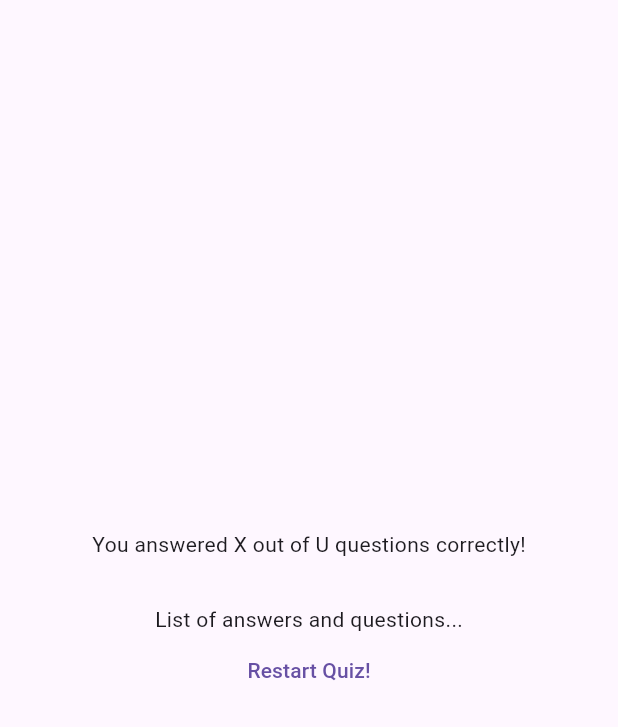
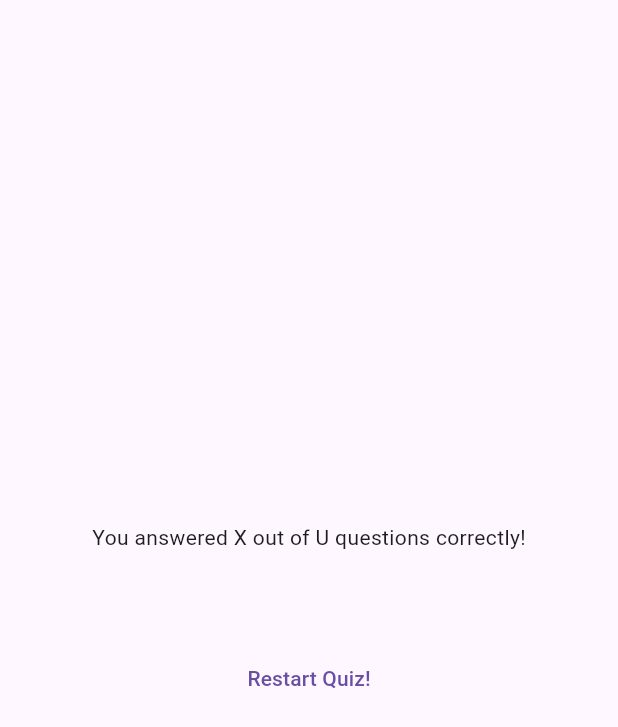
Before and after one commit to BrianPHChen/flutter_adv_basics, a Flutter app: the ResultsScreen widget shown alone on an empty page, opened directly with empty values, on a phone screen of 412 x 824 dp. Shown: the top 727 px of the screen. Run offline on Flutter 3.47's test engine with Material 3 defaults, Android fonts, the phone set to English and light mode, and no system bars; our stand-ins replace google_fonts.

```diff
--- a/lib/quiz.dart
+++ b/lib/quiz.dart
@@ -38,7 +38,6 @@ class _QuizState extends State<Quiz> {
         activeScreen = ResultsScreen(
           chosenAnswers: selectedAnswer,
         );
-        selectedAnswer = [];
       });
     }
   }
--- a/lib/results_screen.dart
+++ b/lib/results_screen.dart
@@ -1,4 +1,5 @@
 import 'package:adv_basics/data/questions.dart';
+import 'package:adv_basics/questions_summary.dart';
 import 'package:flutter/material.dart';
 
 class ResultsScreen extends StatelessWidget {
@@ -37,7 +38,10 @@ class ResultsScreen extends StatelessWidget {
             const SizedBox(
               height: 30,
             ),
-            const Text('List of answers and questions...'),
+            QuestionsSummary(getSummaryData()),
+            const SizedBox(
+              height: 30,
+            ),
             TextButton(onPressed: () {}, child: Text('Restart Quiz!'))
           ],
         ),
```
Also changed, not shown: lib/questions_summary.dart (+12 -0 lines).
